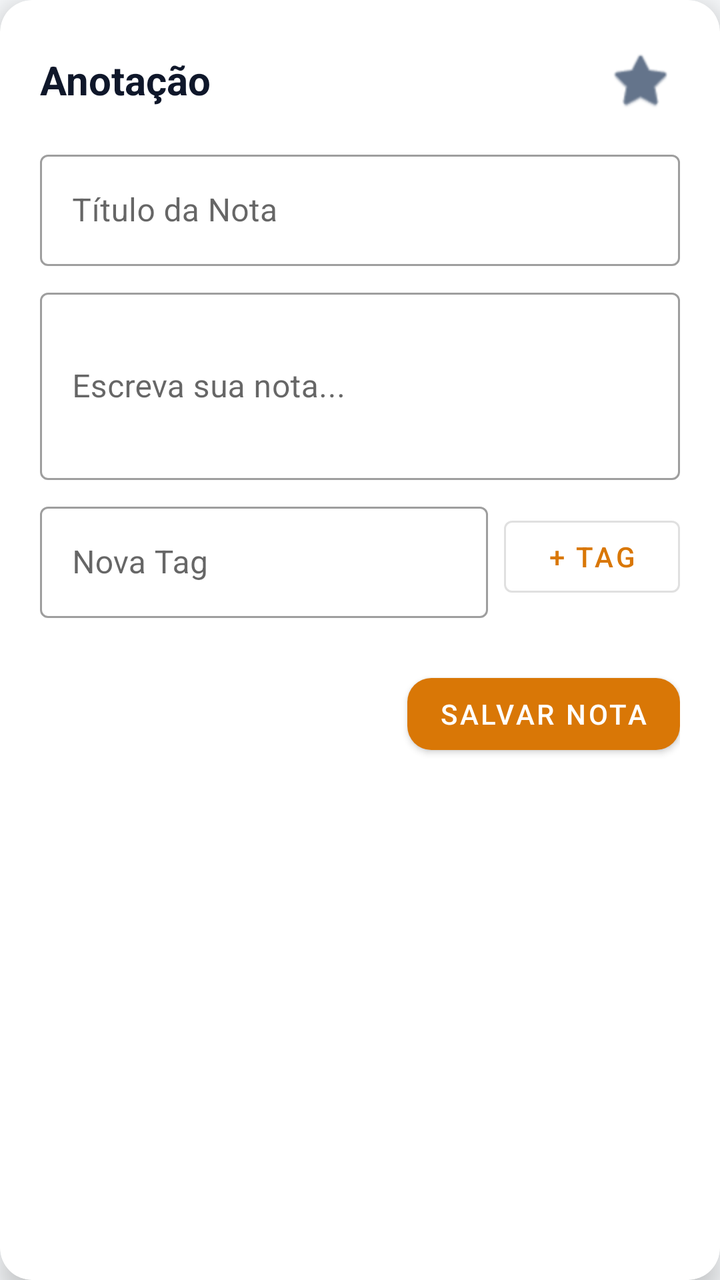
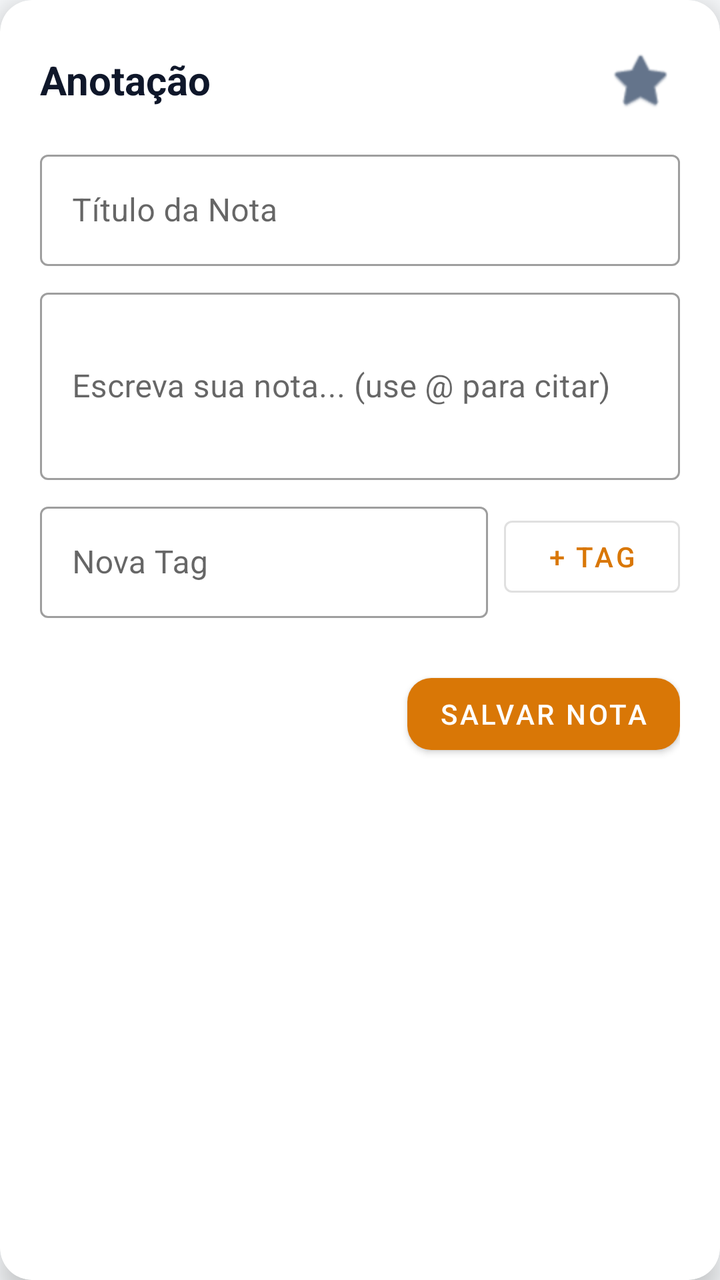

Compare the two renders of this Android layout. The source of the first and the diff that turns it into the second are given below.
<!-- AndroidManifest.xml: application theme Theme.ODIN -->
<!-- res/layout/dialog_add_note.xml -->
<?xml version="1.0" encoding="utf-8"?>
<com.google.android.material.card.MaterialCardView
    xmlns:android="http://schemas.android.com/apk/res/android"
    xmlns:app="http://schemas.android.com/apk/res-auto"
    android:layout_width="match_parent"
    android:layout_height="wrap_content"
    app:cardBackgroundColor="@color/odin_surface"
    app:cardCornerRadius="16dp"
    app:cardElevation="8dp">

    <LinearLayout
        android:layout_width="match_parent"
        android:layout_height="wrap_content"
        android:orientation="vertical"
        android:padding="20dp">

        
        <RelativeLayout
            android:layout_width="match_parent"
            android:layout_height="wrap_content">

            <TextView
                android:id="@+id/tvDialogTitle"
                android:layout_width="wrap_content"
                android:layout_height="wrap_content"
                android:layout_alignParentStart="true"
                android:layout_centerVertical="true"
                android:text="Anotação"
                android:textColor="@color/odin_text_primary"
                android:textSize="20sp"
                android:textStyle="bold" />

            <ImageButton
                android:id="@+id/btnPin"
                android:layout_width="40dp"
                android:layout_height="40dp"
                android:layout_alignParentEnd="true"
                android:background="?attr/selectableItemBackgroundBorderless"
                android:contentDescription="Fixar Nota"
                android:src="@android:drawable/btn_star"
                app:tint="@color/odin_text_secondary" />
        </RelativeLayout>

        <com.google.android.material.textfield.TextInputLayout
            style="@style/Widget.MaterialComponents.TextInputLayout.OutlinedBox"
            android:layout_width="match_parent"
            android:layout_height="wrap_content"
            android:layout_marginTop="12dp">

            <com.google.android.material.textfield.TextInputEditText
                android:id="@+id/etTitle"
                android:layout_width="match_parent"
                android:layout_height="wrap_content"
                android:hint="Título da Nota"
                android:inputType="textCapSentences" />
        </com.google.android.material.textfield.TextInputLayout>

        <com.google.android.material.textfield.TextInputLayout
            style="@style/Widget.MaterialComponents.TextInputLayout.OutlinedBox"
            android:layout_width="match_parent"
            android:layout_height="wrap_content"
            android:layout_marginTop="8dp">

            <com.google.android.material.textfield.TextInputEditText
                android:id="@+id/etContent"
                android:layout_width="match_parent"
                android:layout_height="wrap_content"
                android:hint="Escreva sua nota..."
                android:inputType="textMultiLine"
                android:minLines="3" />
        </com.google.android.material.textfield.TextInputLayout>

        
        <LinearLayout
            android:layout_width="match_parent"
            android:layout_height="wrap_content"
            android:layout_marginTop="8dp"
            android:gravity="center_vertical"
            android:orientation="horizontal">

            <com.google.android.material.textfield.TextInputLayout
                style="@style/Widget.MaterialComponents.TextInputLayout.OutlinedBox"
                android:layout_width="0dp"
                android:layout_height="wrap_content"
                android:layout_weight="1">

                <com.google.android.material.textfield.TextInputEditText
                    android:id="@+id/etTagName"
                    android:layout_width="match_parent"
                    android:layout_height="wrap_content"
                    android:hint="Nova Tag"
                    android:inputType="text" />
            </com.google.android.material.textfield.TextInputLayout>

            <com.google.android.material.button.MaterialButton
                android:id="@+id/btnCreateTag"
                style="@style/Widget.MaterialComponents.Button.OutlinedButton"
                android:layout_width="wrap_content"
                android:layout_height="wrap_content"
                android:layout_marginStart="8dp"
                android:text="+ Tag" />
        </LinearLayout>

        <com.google.android.material.chip.ChipGroup
            android:id="@+id/cgSelectableTags"
            android:layout_width="match_parent"
            android:layout_height="wrap_content"
            android:layout_marginTop="8dp" />

        
        <LinearLayout
            android:layout_width="match_parent"
            android:layout_height="wrap_content"
            android:layout_marginTop="16dp"
            android:orientation="horizontal">

            <com.google.android.material.button.MaterialButton
                android:id="@+id/btnDelete"
                style="@style/Widget.MaterialComponents.Button.TextButton"
                android:layout_width="wrap_content"
                android:layout_height="wrap_content"
                android:text="Excluir"
                android:textColor="#F44336"
                android:visibility="gone" />

            <View
                android:layout_width="0dp"
                android:layout_height="0dp"
                android:layout_weight="1" />

            <com.google.android.material.button.MaterialButton
                android:id="@+id/btnSave"
                android:layout_width="wrap_content"
                android:layout_height="wrap_content"
                android:text="Salvar Nota"
                app:cornerRadius="12dp" />
        </LinearLayout>

    </LinearLayout>
</com.google.android.material.card.MaterialCardView>
<!-- resources referenced by this layout -->
<resources>
  <color name="odin_surface">#FFFFFF</color>
  <color name="odin_text_primary">#0F172A</color>
  <color name="odin_text_secondary">#64748B</color>
  <style name="Theme.ODIN" parent="Theme.MaterialComponents.DayNight.NoActionBar">
          
          <item name="colorPrimary">@color/odin_primary</item>
          <item name="colorOnPrimary">@color/odin_on_primary</item>
  
          
          <item name="android:colorBackground">@color/odin_background</item>
          <item name="colorSurface">@color/odin_surface</item>
  
          
          <item name="android:statusBarColor">@color/odin_background</item>
          <item name="android:windowLightStatusBar">true</item>
          <item name="android:navigationBarColor">@color/odin_background</item>
      </style>
  <color name="odin_primary">#D97706</color>
  <color name="odin_on_primary">#FFFFFF</color>
  <color name="odin_background">#F8FAFC</color>
</resources>

<!-- the commit's change to res/layout/dialog_add_note.xml (unified diff, before → after) -->
@@ -14,7 +14,6 @@
         android:orientation="vertical"
         android:padding="20dp">
 
-        
         <RelativeLayout
             android:layout_width="match_parent"
             android:layout_height="wrap_content">
@@ -65,12 +64,21 @@
                 android:id="@+id/etContent"
                 android:layout_width="match_parent"
                 android:layout_height="wrap_content"
-                android:hint="Escreva sua nota..."
+                android:hint="Escreva sua nota... (use @ para citar)"
                 android:inputType="textMultiLine"
                 android:minLines="3" />
         </com.google.android.material.textfield.TextInputLayout>
 
-        
+        <androidx.recyclerview.widget.RecyclerView
+            android:id="@+id/rvMentionSuggestions"
+            android:layout_width="match_parent"
+            android:layout_height="wrap_content"
+            android:maxHeight="160dp"
+            android:visibility="gone"
+            android:padding="4dp"
+            android:layout_marginTop="4dp"
+            android:layout_marginBottom="4dp" />
+
         <LinearLayout
             android:layout_width="match_parent"
             android:layout_height="wrap_content"
@@ -107,7 +115,6 @@
             android:layout_height="wrap_content"
             android:layout_marginTop="8dp" />
 
-        
         <LinearLayout
             android:layout_width="match_parent"
             android:layout_height="wrap_content"
